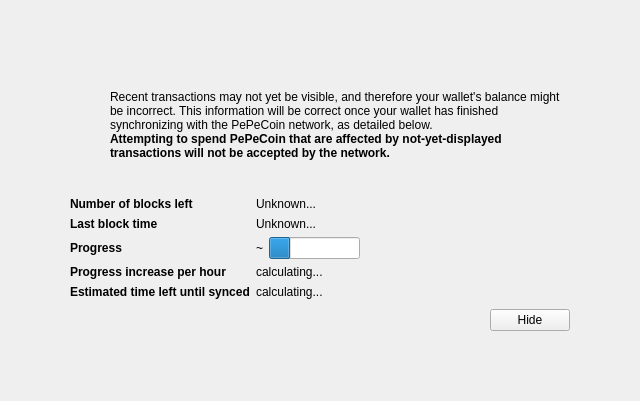
Above: src/qt/forms/modaloverlay.ui from avgttt/PePe-core before the change. Below: the same form after it.
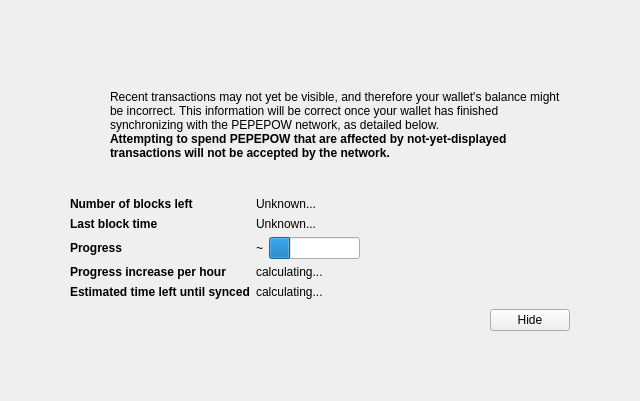
That is the form after the change. Icons and pictures are not drawn. Custom widgets are drawn as their Qt base class.

```diff
--- a/src/qt/forms/modaloverlay.ui
+++ b/src/qt/forms/modaloverlay.ui
@@ -128,7 +128,7 @@
              <item>
               <widget class="QLabel" name="infoText">
                <property name="text">
-                <string>Recent transactions may not yet be visible, and therefore your wallet's balance might be incorrect. This information will be correct once your wallet has finished synchronizing with the PePeCoin network, as detailed below.</string>
+                <string>Recent transactions may not yet be visible, and therefore your wallet's balance might be incorrect. This information will be correct once your wallet has finished synchronizing with the PEPEPOW network, as detailed below.</string>
                </property>
                <property name="textFormat">
                 <enum>Qt::RichText</enum>
@@ -147,7 +147,7 @@
                 </font>
                </property>
                <property name="text">
-                <string>Attempting to spend PePeCoin that are affected by not-yet-displayed transactions will not be accepted by the network.</string>
+                <string>Attempting to spend PEPEPOW that are affected by not-yet-displayed transactions will not be accepted by the network.</string>
                </property>
                <property name="textFormat">
                 <enum>Qt::RichText</enum>
```
